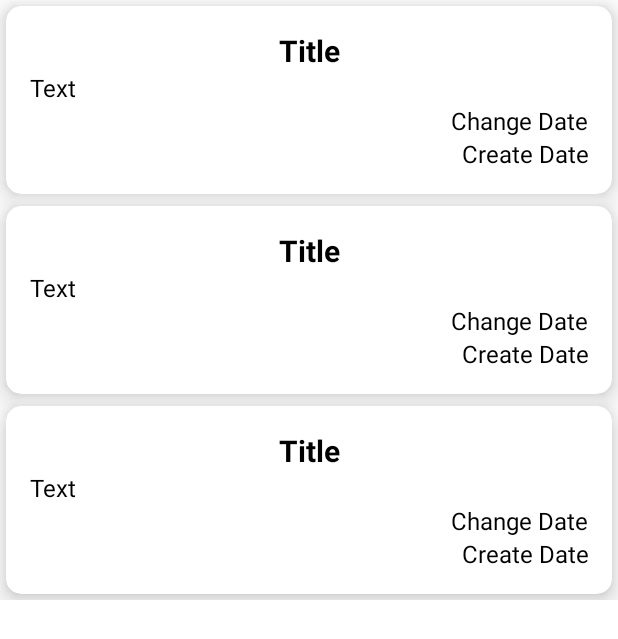
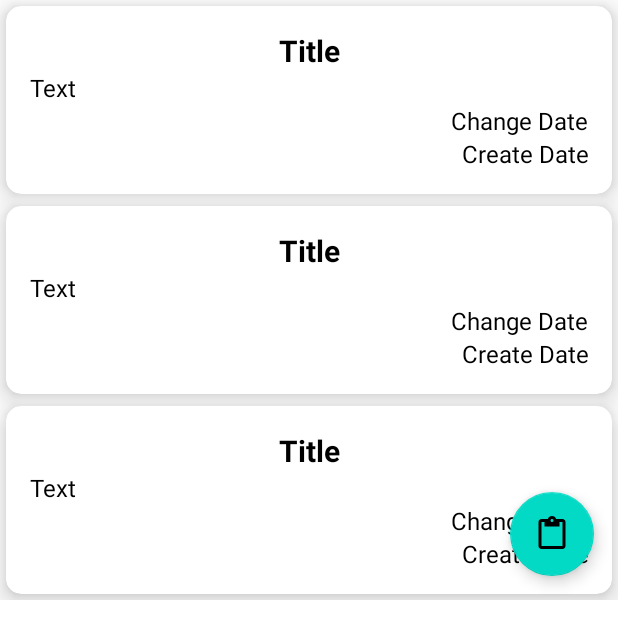
Before and after one commit to onodaHiroo/NotesApp, an Android app: the layout activity_main.xml on its own in the app's theme, with its tools: preview values and no code run, on a phone screen of 412 x 824 dp. Shown: the top 639 px of the screen. Run offline under Robolectric (Android 15) with nearby library versions, the phone set to English and light mode, and no system bars.

Commit message:
first try to add note by button and editbox

```diff
--- a/app/build.gradle
+++ b/app/build.gradle
@@ -41,7 +41,6 @@ dependencies {
     implementation 'androidx.appcompat:appcompat:1.4.1'
     implementation 'com.google.android.material:material:1.5.0'
     implementation 'androidx.constraintlayout:constraintlayout:2.1.3'
-    //implementation "androidx.activity:activity-ktx:1.7.1"
     testImplementation 'junit:junit:4.13.2'
     androidTestImplementation 'androidx.test.ext:junit:1.1.3'
     androidTestImplementation 'androidx.test.espresso:espresso-core:3.4.0'
--- a/app/src/main/java/com/example/notes/models/NoteModel.kt
+++ b/app/src/main/java/com/example/notes/models/NoteModel.kt
@@ -45,6 +45,8 @@ class NoteModel : INoteList {
         notes.add(Note(2, "test2", "test2", Date(), Date()))
         notes.add(Note(3, "test3", "test3", Date(), Date()))
         notes.add(Note(4, "test4", "test4", Date(), Date()))
+        notes.add(Note(5, "test5", "test5", Date(), Date()))
+        notes.add(Note(6, "test6", "test7", Date(), Date()))
         return this
     }
 
--- a/app/src/main/java/com/example/notes/presenter/IMainPresenter.kt
+++ b/app/src/main/java/com/example/notes/presenter/IMainPresenter.kt
@@ -10,4 +10,5 @@ interface IMainPresenter {
     fun editNote(note: Note)
     fun getNoteById(id: Int)
     fun simpleTest():INoteList
+    fun detach()
 }
--- a/app/src/main/res/layout/activity_main.xml
+++ b/app/src/main/res/layout/activity_main.xml
@@ -5,6 +5,17 @@
     android:layout_width="match_parent"
     android:layout_height="wrap_content"
     tools:context=".views.MainActivity">
+
+    <com.google.android.material.floatingactionbutton.FloatingActionButton
+        android:id="@+id/addNoteFAB"
+        android:layout_width="wrap_content"
+        android:layout_height="wrap_content"
+        android:layout_marginEnd="16dp"
+        android:layout_marginBottom="16dp"
+        android:clickable="true"
+        app:layout_constraintBottom_toBottomOf="@+id/recyclerView"
+        app:layout_constraintEnd_toEndOf="@+id/recyclerView"
+        app:srcCompat="?attr/actionModePasteDrawable" />
 
     <androidx.recyclerview.widget.RecyclerView
         android:id="@+id/recyclerView"
@@ -14,5 +25,7 @@
         app:layout_constraintEnd_toEndOf="parent"
         app:layout_constraintStart_toStartOf="parent"
         app:layout_constraintTop_toTopOf="parent"
-        tools:listitem="@layout/view_holder" />
+        tools:listitem="@layout/view_holder">
+
+    </androidx.recyclerview.widget.RecyclerView>
 </androidx.constraintlayout.widget.ConstraintLayout>
```
Also changed, not shown: app/src/main/java/com/example/notes/presenter/MainPresenter.kt (+6 -6 lines), app/src/main/java/com/example/notes/views/MainActivity.kt (+41 -21 lines).
